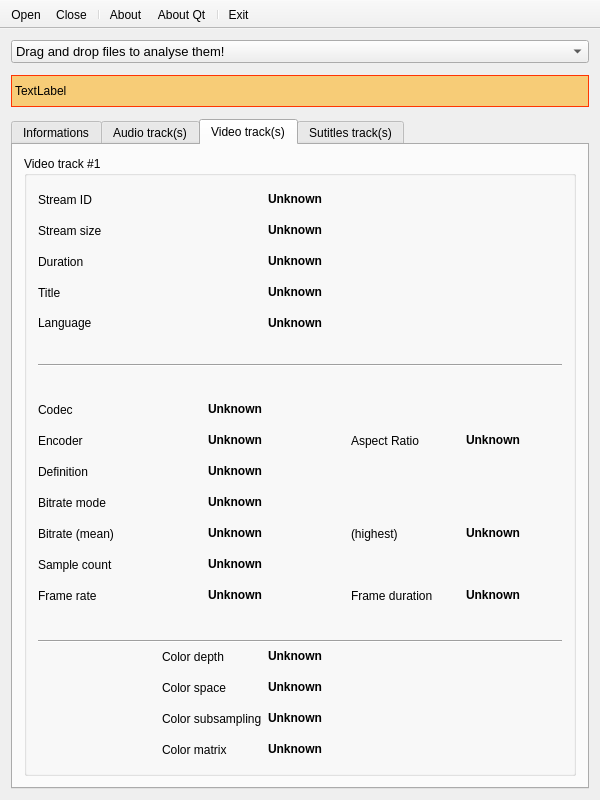
This is mini_analyser/ui/mainwindow.ui in emericg/MiniVideo as Qt 5 draws it before an edit. The edited form follows.
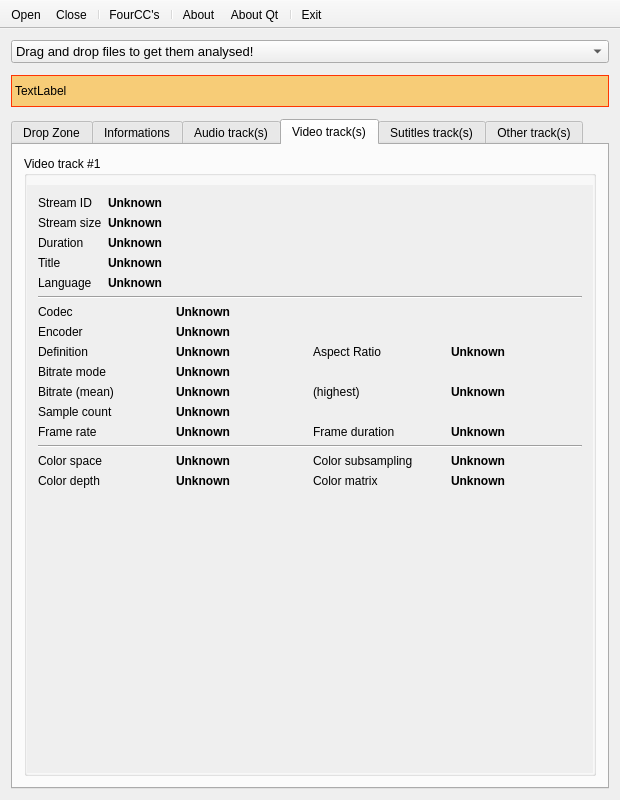
This is the edited form. The open tabs and pages were chosen to show the change. Icons and pictures are not drawn.

Commit message: Introduce a FourCC helper; Tabs are now dynamic depending on the media file content

```diff
--- a/mini_analyser/ui/mainwindow.ui
+++ b/mini_analyser/ui/mainwindow.ui
@@ -6,13 +6,13 @@
    <rect>
     <x>0</x>
     <y>0</y>
-    <width>600</width>
+    <width>620</width>
     <height>800</height>
    </rect>
   </property>
   <property name="minimumSize">
    <size>
-    <width>600</width>
+    <width>620</width>
     <height>800</height>
    </size>
   </property>
@@ -72,7 +72,7 @@
       </property>
       <item>
        <property name="text">
-        <string>Drag and drop files to analyse them!</string>
+        <string>Drag and drop files to get them analysed!</string>
        </property>
        <property name="icon">
         <iconset resource="../resources/resources.qrc">
@@ -89,6 +89,114 @@
       <property name="currentIndex">
        <number>0</number>
       </property>
+      <widget class="QWidget" name="tab_dropzone">
+       <attribute name="title">
+        <string>Drop Zone</string>
+       </attribute>
+       <layout class="QGridLayout" name="gridLayout_9">
+        <item row="0" column="1">
+         <spacer name="verticalSpacer_3">
+          <property name="orientation">
+           <enum>Qt::Vertical</enum>
+          </property>
+          <property name="sizeHint" stdset="0">
+           <size>
+            <width>20</width>
+            <height>156</height>
+           </size>
+          </property>
+         </spacer>
+        </item>
+        <item row="1" column="0">
+         <spacer name="horizontalSpacer">
+          <property name="orientation">
+           <enum>Qt::Horizontal</enum>
+          </property>
+          <property name="sizeHint" stdset="0">
+           <size>
+            <width>168</width>
+            <height>20</height>
+           </size>
+          </property>
+         </spacer>
+        </item>
+        <item row="1" column="1" rowspan="2">
+         <layout class="QVBoxLayout" name="verticalLayout_7">
+          <property name="spacing">
+           <number>12</number>
+          </property>
+          <property name="sizeConstraint">
+           <enum>QLayout::SetFixedSize</enum>
+          </property>
+          <item>
+           <widget class="QLabel" name="label">
+            <property name="maximumSize">
+             <size>
+              <width>256</width>
+              <height>256</height>
+             </size>
+            </property>
+            <property name="text">
+             <string/>
+            </property>
+            <property name="pixmap">
+             <pixmap resource="../resources/resources.qrc">:/img/img/dropzone.png</pixmap>
+            </property>
+            <property name="alignment">
+             <set>Qt::AlignCenter</set>
+            </property>
+           </widget>
+          </item>
+          <item>
+           <widget class="QLabel" name="label_7">
+            <property name="font">
+             <font>
+              <pointsize>16</pointsize>
+              <weight>75</weight>
+              <bold>true</bold>
+             </font>
+            </property>
+            <property name="styleSheet">
+             <string notr="true">color: rgb(76, 76, 76);</string>
+            </property>
+            <property name="text">
+             <string>Drop files here!</string>
+            </property>
+            <property name="alignment">
+             <set>Qt::AlignCenter</set>
+            </property>
+           </widget>
+          </item>
+         </layout>
+        </item>
+        <item row="2" column="2">
+         <spacer name="horizontalSpacer_2">
+          <property name="orientation">
+           <enum>Qt::Horizontal</enum>
+          </property>
+          <property name="sizeHint" stdset="0">
+           <size>
+            <width>168</width>
+            <height>20</height>
+           </size>
+          </property>
+         </spacer>
+        </item>
+        <item row="3" column="1">
+         <spacer name="verticalSpacer_4">
+          <property name="orientation">
+           <enum>Qt::Vertical</enum>
+          </property>
+          <property name="sizeHint" stdset="0">
+           <size>
+            <width>20</width>
+            <height>156</height>
+           </size>
+          </property>
+         </spacer>
+        </item>
+       </layout>
+      </widget>
       <widget class="QWidget" name="tab_infos">
        <attribute name="icon">
         <iconset resource="../resources/resources.qrc">
@@ -107,8 +215,8 @@
            <string>General infos</string>
           </property>
           <layout class="QGridLayout" name="gridLayout_2">
-           <item row="0" column="0">
-            <widget class="QLabel" name="label_0">
+           <item row="4" column="0">
+            <widget class="QLabel" name="label_4">
              <property name="font">
               <font>
                <weight>50</weight>
@@ -116,7 +224,23 @@
               </font>
              </property>
              <property name="text">
-              <string>File name</string>
+              <string>Container</string>
+             </property>
+            </widget>
+           </item>
+           <item row="5" column="1" colspan="3">
+            <widget class="QLabel" name="label_creationapp">
+             <property name="font">
+              <font>
+               <weight>75</weight>
+               <bold>true</bold>
+              </font>
+             </property>
+             <property name="text">
+              <string>Unknown</string>
+             </property>
+             <property name="textInteractionFlags">
+              <set>Qt::LinksAccessibleByMouse|Qt::TextSelectableByKeyboard|Qt::TextSelectableByMouse</set>
              </property>
             </widget>
            </item>
@@ -139,23 +263,27 @@
              </property>
             </widget>
            </item>
-           <item row="0" column="3">
-            <widget class="QLabel" name="label_container_extension">
-             <property name="maximumSize">
-              <size>
-               <width>96</width>
-               <height>16777215</height>
-              </size>
+           <item row="6" column="0">
+            <widget class="QLabel" name="label_5">
+             <property name="font">
+              <font>
+               <weight>50</weight>
+               <bold>false</bold>
+              </font>
              </property>
+             <property name="text">
+              <string>Creation date</string>
+             </property>
+            </widget>
+           </item>
+           <item row="6" column="1" colspan="3">
+            <widget class="QLabel" name="label_creationdate">
              <property name="font">
               <font>
                <weight>75</weight>
                <bold>true</bold>
               </font>
              </property>
-             <property name="styleSheet">
-              <string notr="true">QLabel { background-color : rgb(255, 252, 230); color : rgb(0, 0, 0); }</string>
-             </property>
              <property name="text">
               <string>Unknown</string>
              </property>
@@ -164,21 +292,8 @@
              </property>
             </widget>
            </item>
-           <item row="1" column="0">
-            <widget class="QLabel" name="label_1">
-             <property name="font">
-              <font>
-               <weight>50</weight>
-               <bold>false</bold>
-              </font>
-             </property>
-             <property name="text">
-              <string>Full path</string>
-             </property>
-            </widget>
-           </item>
-           <item row="1" column="1" colspan="3">
-            <widget class="QLabel" name="label_fullpath">
+           <item row="4" column="1" colspan="3">
+            <widget class="QLabel" name="label_container">
              <property name="font">
               <font>
                <weight>75</weight>
@@ -222,6 +337,35 @@
              </property>
             </widget>
            </item>
+           <item row="1" column="1" colspan="3">
+            <widget class="QLabel" name="label_fullpath">
+             <property name="font">
+              <font>
+               <weight>75</weight>
+               <bold>true</bold>
+              </font>
+             </property>
+             <property name="text">
+              <string>Unknown</string>
+             </property>
+             <property name="textInteractionFlags">
+              <set>Qt::LinksAccessibleByMouse|Qt::TextSelectableByKeyboard|Qt::TextSelectableByMouse</set>
+             </property>
+            </widget>
+           </item>
+           <item row="1" column="0">
+            <widget class="QLabel" name="label_1">
+             <property name="font">
+              <font>
+               <weight>50</weight>
+               <bold>false</bold>
+              </font>
+             </property>
+             <property name="text">
+              <string>Full path</string>
+             </property>
+            </widget>
+           </item>
            <item row="3" column="0">
             <widget class="QLabel" name="label_3">
              <property name="font">
@@ -235,19 +379,6 @@
              </property>
             </widget>
            </item>
-           <item row="4" column="0">
-            <widget class="QLabel" name="label_4">
-             <property name="font">
-              <font>
-               <weight>50</weight>
-               <bold>false</bold>
-              </font>
-             </property>
-             <property name="text">
-              <string>Container</string>
-             </property>
-            </widget>
-           </item>
            <item row="5" column="0">
             <widget class="QLabel" name="label_6">
              <property name="font">
@@ -261,51 +392,6 @@
              </property>
             </widget>
            </item>
-           <item row="6" column="0">
-            <widget class="QLabel" name="label_5">
-             <property name="font">
-              <font>
-               <weight>50</weight>
-               <bold>false</bold>
-              </font>
-             </property>
-             <property name="text">
-              <string>Creation date</string>
-             </property>
-            </widget>
-           </item>
-           <item row="6" column="1" colspan="3">
-            <widget class="QLabel" name="label_creationdate">
-             <property name="font">
-              <font>
-               <weight>75</weight>
-               <bold>true</bold>
-              </font>
-             </property>
-             <property name="text">
-              <string>Unknown</string>
-             </property>
-             <property name="textInteractionFlags">
-              <set>Qt::LinksAccessibleByMouse|Qt::TextSelectableByKeyboard|Qt::TextSelectableByMouse</set>
-             </property>
-            </widget>
-           </item>
-           <item row="4" column="1" colspan="3">
-            <widget class="QLabel" name="label_container">
-             <property name="font">
-              <font>
-               <weight>75</weight>
-               <bold>true</bold>
-              </font>
-             </property>
-             <property name="text">
-              <string>Unknown</string>
-             </property>
-             <property name="textInteractionFlags">
-              <set>Qt::LinksAccessibleByMouse|Qt::TextSelectableByKeyboard|Qt::TextSelectableByMouse</set>
-             </property>
-            </widget>
-           </item>
            <item row="3" column="1" colspan="3">
             <widget class="QLabel" name="label_duration">
              <property name="font">
@@ -322,14 +408,23 @@
              </property>
             </widget>
            </item>
-           <item row="5" column="1" colspan="3">
-            <widget class="QLabel" name="label_creationapp">
+           <item row="0" column="3">
+            <widget class="QLabel" name="label_container_extension">
+             <property name="maximumSize">
+              <size>
+               <width>96</width>
+               <height>16777215</height>
+              </size>
+             </property>
              <property name="font">
               <font>
                <weight>75</weight>
                <bold>true</bold>
               </font>
              </property>
+             <property name="styleSheet">
+              <string notr="true">QLabel { background-color : rgb(255, 252, 230); color : rgb(0, 0, 0); }</string>
+             </property>
              <property name="text">
               <string>Unknown</string>
              </property>
@@ -338,6 +433,19 @@
              </property>
             </widget>
            </item>
+           <item row="0" column="0">
+            <widget class="QLabel" name="label_0">
+             <property name="font">
+              <font>
+               <weight>50</weight>
+               <bold>false</bold>
+              </font>
+             </property>
+             <property name="text">
+              <string>File name</string>
+             </property>
+            </widget>
+           </item>
           </layout>
          </widget>
         </item>
@@ -1462,7 +1570,48 @@
           <property name="title">
            <string>Video track #1</string>
           </property>
-          <layout class="QGridLayout" name="gridLayout_8">
+          <layout class="QGridLayout" name="gridLayout_7">
+           <property name="leftMargin">
+            <number>0</number>
+           </property>
+           <property name="topMargin">
+            <number>9</number>
+           </property>
+           <property name="rightMargin">
+            <number>0</number>
+           </property>
+           <property name="bottomMargin">
+            <number>0</number>
+           </property>
+           <property name="spacing">
+            <number>0</number>
+           </property>
+           <item row="0" column="0">
+            <widget class="QScrollArea" name="scrollArea">
+             <property name="frameShape">
+              <enum>QFrame::NoFrame</enum>
+             </property>
+             <property name="verticalScrollBarPolicy">
+              <enum>Qt::ScrollBarAsNeeded</enum>
+             </property>
+             <property name="horizontalScrollBarPolicy">
+              <enum>Qt::ScrollBarAlwaysOff</enum>
+             </property>
+             <property name="widgetResizable">
+              <bool>true</bool>
+             </property>
+             <widget class="QWidget" name="scrollAreaWidgetContents">
+              <property name="geometry">
+               <rect>
+                <x>0</x>
+                <y>0</y>
+                <width>572</width>
+                <height>562</height>
+               </rect>
+              </property>
+              <layout class="QVBoxLayout" name="verticalLayout_6">
+               <item>
+                <layout class="QFormLayout" name="formLayout">
            <item row="0" column="0">
             <widget class="QLabel" name="label_39">
              <property name="text">
@@ -1470,7 +1619,7 @@
              </property>
             </widget>
            </item>
-           <item row="0" column="4" colspan="2">
+                 <item row="0" column="1">
             <widget class="QLabel" name="label_video_id_2">
              <property name="font">
               <font>
@@ -1493,7 +1642,7 @@
              </property>
             </widget>
            </item>
-           <item row="1" column="4" colspan="2">
+                 <item row="1" column="1">
             <widget class="QLabel" name="label_video_size_2">
              <property name="font">
               <font>
@@ -1516,7 +1665,7 @@
              </property>
             </widget>
            </item>
-           <item row="2" column="4" colspan="2">
+                 <item row="2" column="1">
             <widget class="QLabel" name="label_video_duration_2">
              <property name="font">
               <font>
@@ -1539,7 +1688,7 @@
              </property>
             </widget>
            </item>
-           <item row="3" column="4" colspan="2">
+                 <item row="3" column="1">
             <widget class="QLabel" name="label_video_title">
              <property name="font">
               <font>
@@ -1562,7 +1711,7 @@
              </property>
             </widget>
            </item>
-           <item row="4" column="4" colspan="2">
+                 <item row="4" column="1">
             <widget class="QLabel" name="label_video_lng_5">
              <property name="font">
               <font>
@@ -1578,201 +1727,186 @@
              </property>
             </widget>
            </item>
-           <item row="5" column="0" rowspan="2" colspan="10">
-            <widget class="Line" name="line_3">
-             <property name="orientation">
-              <enum>Qt::Horizontal</enum>
-             </property>
-            </widget>
-           </item>
-           <item row="13" column="6" colspan="2">
-            <widget class="QLabel" name="label_77">
-             <property name="text">
-              <string>Frame duration</string>
-             </property>
-            </widget>
-           </item>
-           <item row="14" column="0" rowspan="2" colspan="10">
-            <widget class="Line" name="line_4">
+                </layout>
+               </item>
+               <item>
+                <widget class="Line" name="line_5">
              <property name="orientation">
               <enum>Qt::Horizontal</enum>
              </property>
             </widget>
            </item>
-           <item row="15" column="2" colspan="2">
-            <widget class="QLabel" name="label_58">
-             <property name="text">
-              <string>Color depth</string>
-             </property>
-            </widget>
-           </item>
-           <item row="15" column="4" colspan="2">
-            <widget class="QLabel" name="label_video_color_depth_2">
-             <property name="font">
-              <font>
-               <weight>75</weight>
-               <bold>true</bold>
-              </font>
-             </property>
-             <property name="text">
-              <string>Unknown</string>
-             </property>
-             <property name="textInteractionFlags">
-              <set>Qt::LinksAccessibleByMouse|Qt::TextSelectableByKeyboard|Qt::TextSelectableByMouse</set>
-             </property>
-            </widget>
-           </item>
-           <item row="16" column="2" colspan="2">
-            <widget class="QLabel" name="label_60">
-             <property name="text">
-              <string>Color space</string>
-             </property>
-            </widget>
-           </item>
-           <item row="16" column="4" colspan="2">
-            <widget class="QLabel" name="label_video_color_subsampling_3">
-             <property name="font">
-              <font>
-               <weight>75</weight>
-               <bold>true</bold>
-              </font>
-             </property>
-             <property name="text">
-              <string>Unknown</string>
-             </property>
-             <property name="textInteractionFlags">
-              <set>Qt::LinksAccessibleByMouse|Qt::TextSelectableByKeyboard|Qt::TextSelectableByMouse</set>
-             </property>
-            </widget>
-           </item>
-           <item row="17" column="2" colspan="2">
-            <widget class="QLabel" name="label_50">
-             <property name="text">
-              <string>Color subsampling</string>
-             </property>
-            </widget>
-           </item>
-           <item row="17" column="4" colspan="2">
-            <widget class="QLabel" name="label_video_color_subsampling_2">
-             <property name="font">
-              <font>
-               <weight>75</weight>
-               <bold>true</bold>
-              </font>
-             </property>
-             <property name="text">
-              <string>Unknown</string>
-             </property>
-             <property name="textInteractionFlags">
-              <set>Qt::LinksAccessibleByMouse|Qt::TextSelectableByKeyboard|Qt::TextSelectableByMouse</set>
-             </property>
-            </widget>
-           </item>
-           <item row="18" column="2" colspan="2">
-            <widget class="QLabel" name="label_65">
-             <property name="text">
-              <string>Color matrix</string>
-             </property>
-            </widget>
-           </item>
-           <item row="18" column="4" colspan="2">
-            <widget class="QLabel" name="label_video_color_subsampling_4">
-             <property name="font">
-              <font>
-               <weight>75</weight>
-               <bold>true</bold>
-              </font>
-             </property>
-             <property name="text">
-              <string>Unknown</string>
-             </property>
-             <property name="textInteractionFlags">
-              <set>Qt::LinksAccessibleByMouse|Qt::TextSelectableByKeyboard|Qt::TextSelectableByMouse</set>
-             </property>
-            </widget>
-           </item>
-           <item row="7" column="0">
+               <item>
+                <layout class="QGridLayout" name="gridLayout_6">
+                 <item row="0" column="0">
             <widget class="QLabel" name="label_54">
              <property name="text">
               <string>Codec</string>
              </property>
             </widget>
            </item>
-           <item row="8" column="0">
+                 <item row="0" column="1">
+                  <widget class="QLabel" name="label_video_codec_2">
+                   <property name="font">
+                    <font>
+                     <weight>75</weight>
+                     <bold>true</bold>
+                    </font>
+                   </property>
+                   <property name="text">
+                    <string>Unknown</string>
+                   </property>
+                   <property name="textInteractionFlags">
+                    <set>Qt::LinksAccessibleByMouse|Qt::TextSelectableByKeyboard|Qt::TextSelectableByMouse</set>
+                   </property>
+                  </widget>
+                 </item>
+                 <item row="1" column="0">
             <widget class="QLabel" name="label_62">
              <property name="text">
               <string>Encoder</string>
              </property>
             </widget>
            </item>
-           <item row="9" column="0">
+                 <item row="1" column="1">
+                  <widget class="QLabel" name="label_video_encoder">
+                   <property name="font">
+                    <font>
+                     <weight>75</weight>
+                     <bold>true</bold>
+                    </font>
+                   </property>
+                   <property name="text">
+                    <string>Unknown</string>
+                   </property>
+                   <property name="textInteractionFlags">
+                    <set>Qt::LinksAccessibleByMouse|Qt::TextSelectableByKeyboard|Qt::TextSelectableByMouse</set>
+                   </property>
+                  </widget>
+                 </item>
+                 <item row="2" column="0">
             <widget class="QLabel" name="label_59">
              <property name="text">
               <string>Definition</string>
              </property>
             </widget>
            </item>
-           <item row="10" column="0">
+                 <item row="2" column="1">
+                  <widget class="QLabel" name="label_video_def_2">
+                   <property name="font">
+                    <font>
+                     <weight>75</weight>
+                     <bold>true</bold>
+                    </font>
+                   </property>
+                   <property name="text">
+                    <string>Unknown</string>
+                   </property>
+                   <property name="textInteractionFlags">
+                    <set>Qt::LinksAccessibleByMouse|Qt::TextSelectableByKeyboard|Qt::TextSelectableByMouse</set>
+                   </property>
+                  </widget>
+                 </item>
+                 <item row="2" column="2">
+                  <widget class="QLabel" name="label_57">
+                   <property name="text">
+                    <string>Aspect Ratio</string>
+                   </property>
+                  </widget>
+                 </item>
+                 <item row="2" column="3">
+                  <widget class="QLabel" name="label_video_ar_2">
+                   <property name="font">
+                    <font>
+                     <weight>75</weight>
+                     <bold>true</bold>
+                    </font>
+                   </property>
+                   <property name="text">
+                    <string>Unknown</string>
+                   </property>
+                   <property name="textInteractionFlags">
+                    <set>Qt::LinksAccessibleByMouse|Qt::TextSelectableByKeyboard|Qt::TextSelectableByMouse</set>
+                   </property>
+                  </widget>
+                 </item>
+                 <item row="3" column="0">
             <widget class="QLabel" name="label_53">
              <property name="text">
               <string>Bitrate mode</string>
              </property>
             </widget>
            </item>
-           <item row="13" column="0">
-            <widget class="QLabel" name="label_51">
+                 <item row="3" column="1">
+                  <widget class="QLabel" name="label_video_bitratemode_2">
+                   <property name="font">
+                    <font>
+                     <weight>75</weight>
+                     <bold>true</bold>
+                    </font>
+                   </property>
              <property name="text">
-              <string>Frame rate</string>
+                    <string>Unknown</string>
+                   </property>
+                   <property name="textInteractionFlags">
+                    <set>Qt::LinksAccessibleByMouse|Qt::TextSelectableByKeyboard|Qt::TextSelectableByMouse</set>
              </property>
             </widget>
            </item>
-           <item row="11" column="0">
+                 <item row="4" column="0">
             <widget class="QLabel" name="label_56">
              <property name="text">
               <string>Bitrate (mean)</string>
              </property>
             </widget>
            </item>
-           <item row="12" column="0">
+                 <item row="4" column="1">
+                  <widget class="QLabel" name="label_video_bitrate_2">
+                   <property name="font">
+                    <font>
+                     <weight>75</weight>
+                     <bold>true</bold>
+                    </font>
+                   </property>
+                   <property name="text">
+                    <string>Unknown</string>
+                   </property>
+                   <property name="textInteractionFlags">
+                    <set>Qt::LinksAccessibleByMouse|Qt::TextSelectableByKeyboard|Qt::TextSelectableByMouse</set>
+                   </property>
+                  </widget>
+                 </item>
+                 <item row="4" column="2">
+                  <widget class="QLabel" name="label_72">
+                   <property name="text">
+                    <string>(highest)</string>
+                   </property>
+                  </widget>
+                 </item>
+                 <item row="4" column="3">
+                  <widget class="QLabel" name="label_video_bitrate_3">
+                   <property name="font">
+                    <font>
+                     <weight>75</weight>
+                     <bold>true</bold>
+                    </font>
+                   </property>
+                   <property name="text">
+                    <string>Unknown</string>
+                   </property>
+                   <property name="textInteractionFlags">
+                    <set>Qt::LinksAccessibleByMouse|Qt::TextSelectableByKeyboard|Qt::TextSelectableByMouse</set>
+                   </property>
+                  </widget>
+                 </item>
+                 <item row="5" column="0">
             <widget class="QLabel" name="label_76">
              <property name="text">
               <string>Sample count</string>
              </property>
             </widget>
            </item>
-           <item row="7" column="3">
-            <widget class="QLabel" name="label_video_codec_2">
-             <property name="font">
-              <font>
-               <weight>75</weight>
-               <bold>true</bold>
-              </font>
-             </property>
-             <property name="text">
-              <string>Unknown</string>
-             </property>
-             <property name="textInteractionFlags">
-              <set>Qt::LinksAccessibleByMouse|Qt::TextSelectableByKeyboard|Qt::TextSelectableByMouse</set>
-             </property>
-            </widget>
-           </item>
-           <item row="10" column="3">
-            <widget class="QLabel" name="label_video_bitratemode_2">
-             <property name="font">
-              <font>
-               <weight>75</weight>
-               <bold>true</bold>
-              </font>
-             </property>
-             <property name="text">
-              <string>Unknown</string>
-             </property>
-             <property name="textInteractionFlags">
-              <set>Qt::LinksAccessibleByMouse|Qt::TextSelectableByKeyboard|Qt::TextSelectableByMouse</set>
-             </property>
-            </widget>
-           </item>
-           <item row="12" column="3">
+                 <item row="5" column="1">
             <widget class="QLabel" name="label_video_samplecount">
              <property name="font">
               <font>
@@ -1788,7 +1922,14 @@
              </property>
             </widget>
            </item>
-           <item row="13" column="3">
+                 <item row="6" column="0">
+                  <widget class="QLabel" name="label_51">
+                   <property name="text">
+                    <string>Frame rate</string>
+                   </property>
+                  </widget>
+                 </item>
+                 <item row="6" column="1">
             <widget class="QLabel" name="label_video_framerate_2">
              <property name="font">
               <font>
@@ -1804,7 +1945,14 @@
              </property>
             </widget>
            </item>
-           <item row="13" column="8">
+                 <item row="6" column="2">
+                  <widget class="QLabel" name="label_77">
+                   <property name="text">
+                    <string>Frame duration</string>
+                   </property>
+                  </widget>
+                 </item>
+                 <item row="6" column="3">
             <widget class="QLabel" name="label_video_framerate_3">
              <property name="font">
               <font>
@@ -1820,8 +1968,19 @@
              </property>
             </widget>
            </item>
-           <item row="9" column="3">
-            <widget class="QLabel" name="label_video_def_2">
+                </layout>
+               </item>
+               <item>
+                <widget class="Line" name="line_4">
+                 <property name="orientation">
+                  <enum>Qt::Horizontal</enum>
+                 </property>
+                </widget>
+               </item>
+               <item>
+                <layout class="QGridLayout" name="gridLayout_5">
+                 <item row="0" column="1">
+                  <widget class="QLabel" name="label_video_color_subsampling_3">
              <property name="font">
               <font>
                <weight>75</weight>
@@ -1836,8 +1995,15 @@
              </property>
             </widget>
            </item>
-           <item row="8" column="3">
-            <widget class="QLabel" name="label_video_encoder">
+                 <item row="0" column="0">
+                  <widget class="QLabel" name="label_60">
+                   <property name="text">
+                    <string>Color space</string>
+                   </property>
+                  </widget>
+                 </item>
+                 <item row="1" column="1">
+                  <widget class="QLabel" name="label_video_color_depth_2">
              <property name="font">
               <font>
                <weight>75</weight>
@@ -1852,38 +2018,29 @@
              </property>
             </widget>
            </item>
-           <item row="8" column="6">
-            <widget class="QLabel" name="label_57">
+                 <item row="0" column="2">
+                  <widget class="QLabel" name="label_50">
              <property name="text">
-              <string>Aspect Ratio</string>
+                    <string>Color subsampling</string>
              </property>
             </widget>
            </item>
-           <item row="11" column="6">
-            <widget class="QLabel" name="label_72">
+                 <item row="1" column="0">
+                  <widget class="QLabel" name="label_58">
              <property name="text">
-              <string>(highest)</string>
+                    <string>Color depth</string>
              </property>
             </widget>
            </item>
-           <item row="11" column="8">
-            <widget class="QLabel" name="label_video_bitrate_3">
-             <property name="font">
-              <font>
-               <weight>75</weight>
-               <bold>true</bold>
-              </font>
-             </property>
+                 <item row="1" column="2">
+                  <widget class="QLabel" name="label_65">
              <property name="text">
-              <string>Unknown</string>
-             </property>
-             <property name="textInteractionFlags">
-              <set>Qt::LinksAccessibleByMouse|Qt::TextSelectableByKeyboard|Qt::TextSelectableByMouse</set>
-             </property>
-            </widget>
-           </item>
-           <item row="11" column="3">
-            <widget class="QLabel" name="label_video_bitrate_2">
+                    <string>Color matrix</string>
+                   </property>
+                  </widget>
+                 </item>
+                 <item row="0" column="3">
+                  <widget class="QLabel" name="label_video_color_subsampling_2">
              <property name="font">
               <font>
                <weight>75</weight>
@@ -1898,8 +2055,8 @@
              </property>
             </widget>
            </item>
-           <item row="8" column="8">
-            <widget class="QLabel" name="label_video_ar_2">
+                 <item row="1" column="3">
+                  <widget class="QLabel" name="label_video_color_subsampling_4">
              <property name="font">
               <font>
                <weight>75</weight>
@@ -1912,6 +2069,25 @@
              <property name="textInteractionFlags">
               <set>Qt::LinksAccessibleByMouse|Qt::TextSelectableByKeyboard|Qt::TextSelectableByMouse</set>
              </property>
+                  </widget>
+                 </item>
+                </layout>
+               </item>
+               <item>
+                <spacer name="verticalSpacer_2">
+                 <property name="orientation">
+                  <enum>Qt::Vertical</enum>
+                 </property>
+                 <property name="sizeHint" stdset="0">
+                  <size>
+                   <width>20</width>
+                   <height>40</height>
+                  </size>
+                 </property>
+                </spacer>
+               </item>
+              </layout>
+             </widget>
             </widget>
            </item>
           </layout>
@@ -1927,13 +2103,51 @@
        <attribute name="title">
         <string>Sutitles track(s)</string>
        </attribute>
-       <layout class="QVBoxLayout" name="verticalLayout_2">
+       <layout class="QGridLayout" name="gridLayout_8">
+        <property name="leftMargin">
+         <number>0</number>
+        </property>
+        <property name="topMargin">
+         <number>0</number>
+        </property>
+        <property name="rightMargin">
+         <number>0</number>
+        </property>
+        <property name="bottomMargin">
+         <number>0</number>
+        </property>
+        <property name="spacing">
+         <number>0</number>
+        </property>
+        <item row="0" column="0">
+         <widget class="QScrollArea" name="scrollArea_2">
+          <property name="frameShape">
+           <enum>QFrame::NoFrame</enum>
+          </property>
+          <property name="horizontalScrollBarPolicy">
+           <enum>Qt::ScrollBarAlwaysOff</enum>
+          </property>
+          <property name="widgetResizable">
+           <bool>true</bool>
+          </property>
+          <widget class="QWidget" name="scrollAreaWidgetContents_2">
+           <property name="geometry">
+            <rect>
+             <x>0</x>
+             <y>0</y>
+             <width>598</width>
+             <height>607</height>
+            </rect>
+           </property>
+           <layout class="QVBoxLayout" name="verticalLayout_5">
         <item>
          <widget class="QGroupBox" name="groupBox_3">
           <property name="title">
            <string>Subtitles track #1</string>
           </property>
-          <layout class="QGridLayout" name="gridLayout_6">
+              <layout class="QVBoxLayout" name="verticalLayout_2">
+               <item>
+                <layout class="QFormLayout" name="formLayout_2">
            <item row="0" column="0">
             <widget class="QLabel" name="label_68">
              <property name="text">
@@ -1941,7 +2155,7 @@
              </property>
             </widget>
            </item>
-           <item row="0" column="2">
+                 <item row="0" column="1">
             <widget class="QLabel" name="label_sub_id">
              <property name="font">
               <font>
@@ -1964,7 +2178,7 @@
              </property>
             </widget>
            </item>
-           <item row="1" column="2">
+                 <item row="1" column="1">
             <widget class="QLabel" name="label_sub_size">
              <property name="font">
               <font>
@@ -1987,7 +2201,7 @@
              </property>
             </widget>
            </item>
-           <item row="2" column="2">
+                 <item row="2" column="1">
             <widget class="QLabel" name="label_sub_codec">
              <property name="font">
               <font>
@@ -2010,7 +2224,7 @@
              </property>
             </widget>
            </item>
-           <item row="3" column="2">
+                 <item row="3" column="1">
             <widget class="QLabel" name="label_sub_title">
              <property name="font">
               <font>
@@ -2033,7 +2247,7 @@
              </property>
             </widget>
            </item>
-           <item row="4" column="2">
+                 <item row="4" column="1">
             <widget class="QLabel" name="label_sub_lng">
              <property name="font">
               <font>
@@ -2056,7 +2270,7 @@
              </property>
             </widget>
            </item>
-           <item row="5" column="2">
+                 <item row="5" column="1">
             <widget class="QLabel" name="label_sub_encoding">
              <property name="font">
               <font>
@@ -2072,7 +2286,12 @@
              </property>
             </widget>
            </item>
-           <item row="6" column="1">
+                </layout>
+               </item>
+              </layout>
+             </widget>
+            </item>
+            <item>
             <spacer name="verticalSpacer">
              <property name="orientation">
               <enum>Qt::Vertical</enum>
@@ -2087,9 +2306,15 @@
            </item>
           </layout>
          </widget>
+         </widget>
         </item>
        </layout>
       </widget>
+      <widget class="QWidget" name="tab_others">
+       <attribute name="title">
+        <string>Other track(s)</string>
+       </attribute>
+      </widget>
      </widget>
     </item>
    </layout>
@@ -2116,6 +2341,8 @@
    <addaction name="actionOpen"/>
    <addaction name="actionClose"/>
    <addaction name="separator"/>
+   <addaction name="actionFourCC"/>
+   <addaction name="separator"/>
    <addaction name="actionAbout"/>
    <addaction name="actionAboutQt"/>
    <addaction name="separator"/>
@@ -2178,6 +2405,15 @@
     <string>Exit the application</string>
    </property>
   </action>
+  <action name="actionFourCC">
+   <property name="icon">
+    <iconset resource="../resources/resources.qrc">
+     <normaloff>:/icons/icons/applications-fonts.svg</normaloff>:/icons/icons/applications-fonts.svg</iconset>
+   </property>
+   <property name="text">
+    <string>FourCC's</string>
+   </property>
+  </action>
  </widget>
  <layoutdefault spacing="6" margin="11"/>
  <resources>
```
Lines whose indentation alone changed are shown as unchanged. The commit also changes 8 other files.
